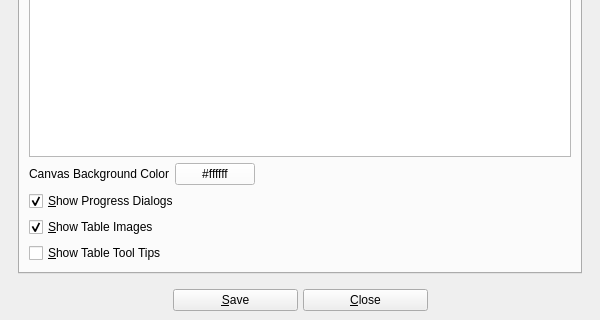
This is UI/biblioteq_otheroptions.ui in textbrowser/biblioteq as Qt 5 draws it before an edit; both pictures show x 0 to 600 and y 280 to 600 of the 600 by 600 pixel window. The edited form follows.
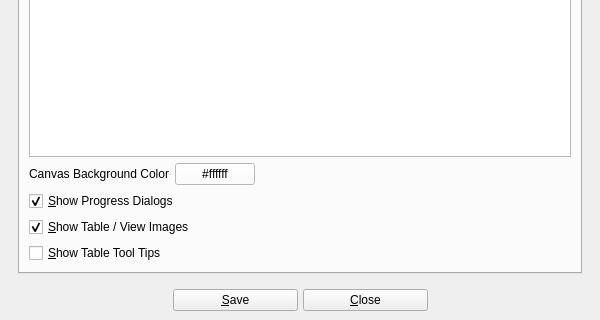
This is the edited form. The open tabs and pages were chosen to show the change. Icons and pictures are not drawn.

Commit message: Changed widget text.

```diff
--- a/UI/biblioteq_otheroptions.ui
+++ b/UI/biblioteq_otheroptions.ui
@@ -210,7 +210,7 @@
                <string>&lt;html&gt;&lt;head/&gt;&lt;body&gt;&lt;p&gt;Please reload the main table on value change.&lt;/p&gt;&lt;/body&gt;&lt;/html&gt;</string>
               </property>
               <property name="text">
-               <string>&amp;Show Table Images</string>
+               <string>&amp;Show Table / View Images</string>
               </property>
               <property name="checked">
                <bool>true</bool>
```
